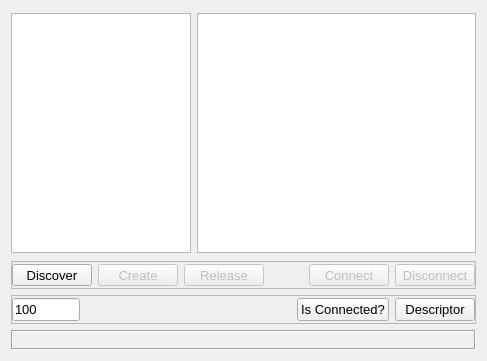
Qt form discoversubwidget.ui (MccDv/universaltest) before a commit.
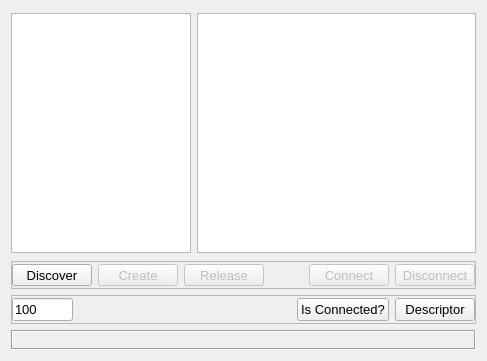
The same form after that commit.

Commit message: Added devices found label to discoversubwidget.ui.

```diff
--- a/discoversubwidget.ui
+++ b/discoversubwidget.ui
@@ -284,6 +284,18 @@
         </property>
        </widget>
       </item>
+      <item>
+       <widget class="QLabel" name="lblDevicesFound">
+        <property name="font">
+         <font>
+          <family>Courier 10 Pitch</family>
+         </font>
+        </property>
+        <property name="text">
+         <string/>
+        </property>
+       </widget>
+      </item>
       <item>
        <spacer name="horizontalSpacer_2">
         <property name="orientation">
```
The commit also changes 1 other file.
